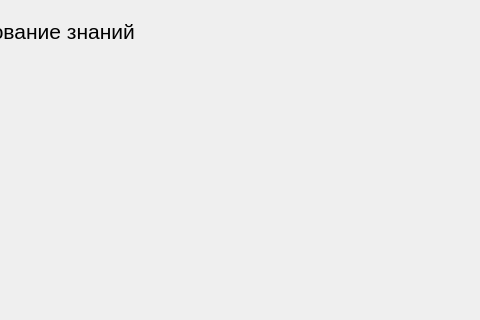
The window that BSTU-Exam-Master_/BSTU-Exam-Master/choise.ui (Manmadeeers/BSTU-Exam-Master) describes before a commit, drawn with Qt 5; both pictures show x 145 to 625 and y 280 to 600 of the 800 by 600 pixel window.
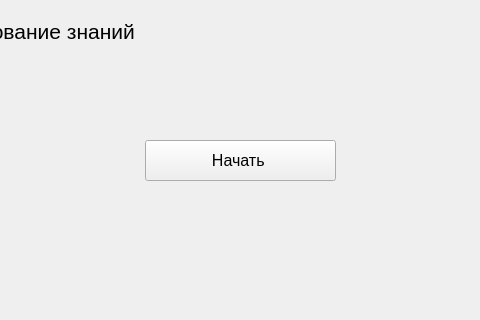
The same window after the commit.

What changed in the file:
```diff
--- a/BSTU-Exam-Master_/BSTU-Exam-Master/choise.ui
+++ b/BSTU-Exam-Master_/BSTU-Exam-Master/choise.ui
@@ -98,6 +98,24 @@
      </property>
     </item>
    </widget>
+   <widget class="QPushButton" name="go_proceed">
+    <property name="geometry">
+     <rect>
+      <x>290</x>
+      <y>420</y>
+      <width>191</width>
+      <height>41</height>
+     </rect>
+    </property>
+    <property name="font">
+     <font>
+      <pointsize>12</pointsize>
+     </font>
+    </property>
+    <property name="text">
+     <string>Начать </string>
+    </property>
+   </widget>
   </widget>
   <widget class="QMenuBar" name="menubar">
    <property name="geometry">
```
